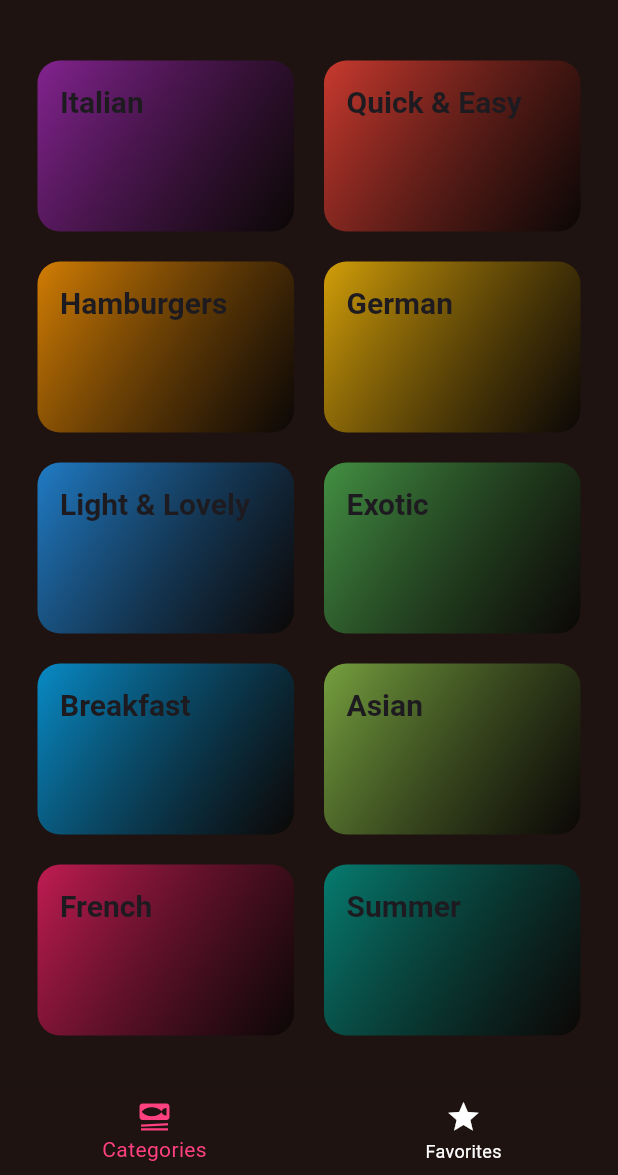
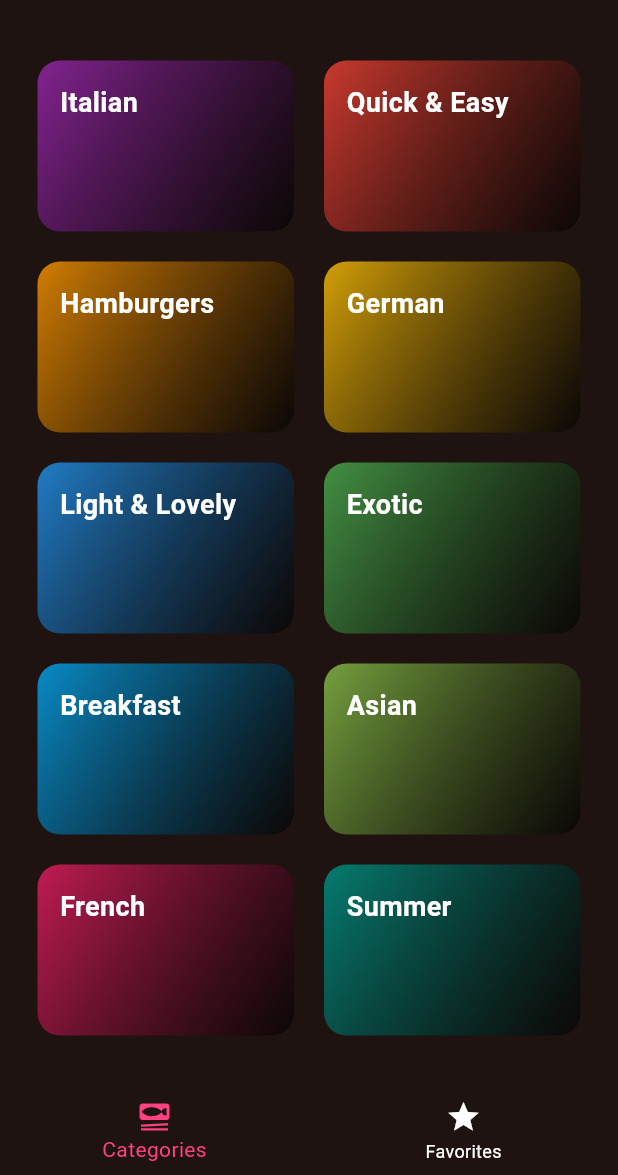
Before and after one commit to MUTHUSELVAN1708/food_app, a Flutter app: the screen it shows after launch, on a phone screen of 412 x 824 dp, the part 61-1236 px from its top. Run offline on Flutter 3.47's test engine with Material 3 defaults, Android fonts, the phone set to English and light mode, and no system bars; our stand-ins replace cached_network_image, flutter_riverpod, shared_preferences; Roboto replaces fonts that are missing (Raleway, RobotoCondensed).

Commit message:
adp change

```diff
--- a/lib/services/api_service.dart
+++ b/lib/services/api_service.dart
@@ -7,7 +7,6 @@ import '../models/food_item.dart';
 class ApiService {
   static Future<List<Category>> fetchCategories() async {
     try {
-      // Load from assets
       final String response =
       await rootBundle.loadString('assets/data/categories_1.json');
       final List<dynamic> data = json.decode(response)['availableCategories'];
--- a/lib/widgets/category_item.dart
+++ b/lib/widgets/category_item.dart
@@ -37,7 +37,11 @@ class CategoryItem extends StatelessWidget {
         ),
         child: Text(
           category.title,
-          style: Theme.of(context).textTheme.titleLarge,
+          style: TextStyle(
+            color: Colors.white,
+            fontSize: 18,
+            fontWeight: FontWeight.bold,
+          ),
         ),
       ),
     );
--- a/pubspec.yaml
+++ b/pubspec.yaml
@@ -20,6 +20,7 @@ dev_dependencies:
   flutter_lints: ^5.0.0
   flutter_riverpod: ^2.6.1
   shared_preferences: ^2.2.2
+  cached_network_image: ^3.4.1
 
 flutter:
 
```
Also changed, not shown: lib/screens/meal_detail_screen.dart (+12 -8 lines), lib/widgets/meal_item.dart (+20 -11 lines), pubspec.lock, 2 other files. Lines whose indentation alone changed are shown as unchanged.
